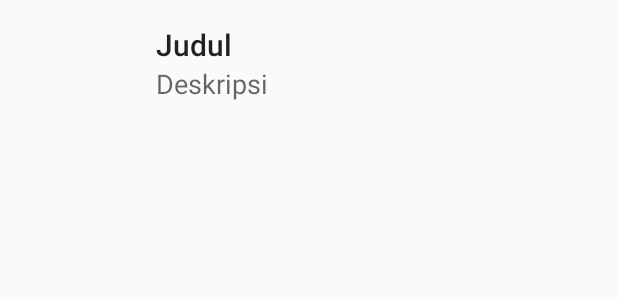
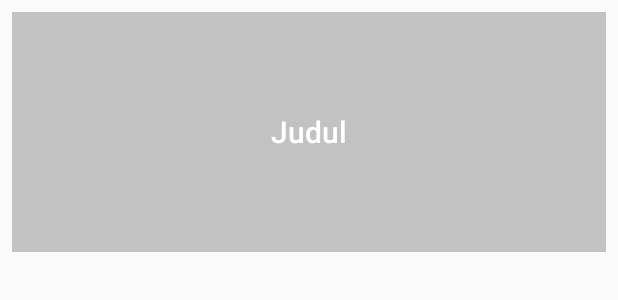
Before and after one commit to IraMaretta/RecyclerView2, an Android app: the layout item_list.xml on its own in the app's theme, with its tools: preview values and no code run, on a phone screen of 412 x 824 dp. Shown: the top 300 px of the screen. Run offline under Robolectric (Android 15) with nearby library versions, the phone set to English and light mode, and no system bars.

Commit message:
RecyclerView Grid

```diff
--- a/app/src/main/java/adapter/HotelAdapter.java
+++ b/app/src/main/java/adapter/HotelAdapter.java
@@ -33,7 +33,6 @@ public class HotelAdapter extends RecyclerView.Adapter<HotelAdapter.ViewHolder>
     {
         Hotel hotel = hotelList.get(position);
         holder.tvJudul.setText(hotel.judul);
-        holder.tvDeskripsi.setText(hotel.deskripsi);
         holder.ivFoto.setImageDrawable(hotel.foto);
 
     }
@@ -50,14 +49,12 @@ public class HotelAdapter extends RecyclerView.Adapter<HotelAdapter.ViewHolder>
     {
         ImageView ivFoto;
         TextView tvJudul;
-        TextView tvDeskripsi;
 
         public ViewHolder(View itemView)
         {
             super(itemView);
             ivFoto = (ImageView) itemView.findViewById(R.id.imageView);
             tvJudul = (TextView) itemView.findViewById(R.id.textViewJudul);
-            tvDeskripsi = (TextView) itemView.findViewById(R.id.textViewDeskripsi);
         }
     }
     public HotelAdapter(ArrayList<Hotel> hotelList)
--- a/app/src/main/java/id/sch/smktelkom_mlg/learn/recyclerview2/MainActivity.java
+++ b/app/src/main/java/id/sch/smktelkom_mlg/learn/recyclerview2/MainActivity.java
@@ -8,6 +8,7 @@ import android.support.v4.graphics.drawable.RoundedBitmapDrawable;
 import android.support.v4.graphics.drawable.RoundedBitmapDrawableFactory;
 import android.support.v7.app.AppCompatActivity;
 import android.os.Bundle;
+import android.support.v7.widget.GridLayoutManager;
 import android.support.v7.widget.LinearLayoutManager;
 import android.support.v7.widget.RecyclerView;
 
@@ -24,7 +25,7 @@ ArrayList<Hotel> mList = new ArrayList<>();
         super.onCreate(savedInstanceState);
         setContentView(R.layout.activity_main);
         RecyclerView recyclerView = (RecyclerView) findViewById(R.id.recyclerView);
-        LinearLayoutManager layoutManager = new LinearLayoutManager(this);
+        GridLayoutManager layoutManager = new GridLayoutManager(this, 2);
         recyclerView.setLayoutManager(layoutManager);
         mAdapter = new HotelAdapter(mList);
         recyclerView.setAdapter(mAdapter);
@@ -40,11 +41,7 @@ ArrayList<Hotel> mList = new ArrayList<>();
         Drawable [] arFoto = new Drawable[a.length()];
         for (int i = 0; i < arFoto.length; i++)
         {
-            BitmapDrawable bd = (BitmapDrawable) a.getDrawable(i);
-            RoundedBitmapDrawable rbd =
-                    RoundedBitmapDrawableFactory.create(getResources(),bd.getBitmap());
-            rbd.setCircular(true);
-            arFoto[i] = rbd;
+            arFoto[i] = a.getDrawable(i);
         }
         a.recycle();
 
--- a/app/src/main/res/layout/item_list.xml
+++ b/app/src/main/res/layout/item_list.xml
@@ -1,43 +1,31 @@
 <?xml version="1.0" encoding="utf-8"?>
-<RelativeLayout
-    xmlns:android="http://schemas.android.com/apk/res/android"
+<RelativeLayout xmlns:android="http://schemas.android.com/apk/res/android"
     xmlns:tools ="http://schemas.android.com/tools"
-    android:padding="16dp"
+    android:padding="8dp"
     android:background="?android:attr/selectableItemBackground"
     android:layout_width="match_parent"
     android:layout_height="wrap_content">
 
     <ImageView
         android:id="@+id/imageView"
-        android:layout_width="80dp"
-        android:layout_height="80dp"
+        android:layout_width="match_parent"
+        android:layout_height="160dp"
         android:scaleType="centerCrop"
         tools:scr="@drawable/a"/>
 
    <TextView
        android:layout_width="match_parent"
-       android:layout_height="wrap_content"
-       android:layout_alignParentTop="true"
-       android:layout_toRightOf="@+id/imageView"
-       android:layout_toEndOf="@+id/imageView"
-       android:layout_marginLeft="8dp"
-       android:layout_marginStart="8dp"
-       android:maxLines="1"
-       android:ellipsize="end"
-       tools:text="Judul"
-       android:id="@+id/textViewJudul"
-       android:textAppearance="@style/Base.TextAppearance.AppCompat.Title"/>
+       android:layout_height="160dp"
+       android:alpha="0.3"
+       android:background="#424242" />
 
     <TextView
-        android:text="Deskripsi"
+        android:id="@+id/textViewJudul"
         android:layout_width="match_parent"
-        android:layout_height="wrap_content"
-        android:layout_below="@+id/textViewJudul"
-        android:layout_alignLeft="@+id/textViewJudul"
-        android:layout_alignStart="@+id/textViewJudul"
-        android:maxLines="2"
-        android:ellipsize="end"
-        android:textAppearance="@style/TextAppearance.AppCompat.Medium"
-        android:id="@+id/textViewDeskripsi" />
+        android:layout_height="160dp"
+        android:gravity="center"
+        android:textColor="@android:color/white"
+        android:textAppearance="@style/Base.TextAppearance.AppCompat.Title"
+        tools:text="Judul"/>
 
 </RelativeLayout>
```
